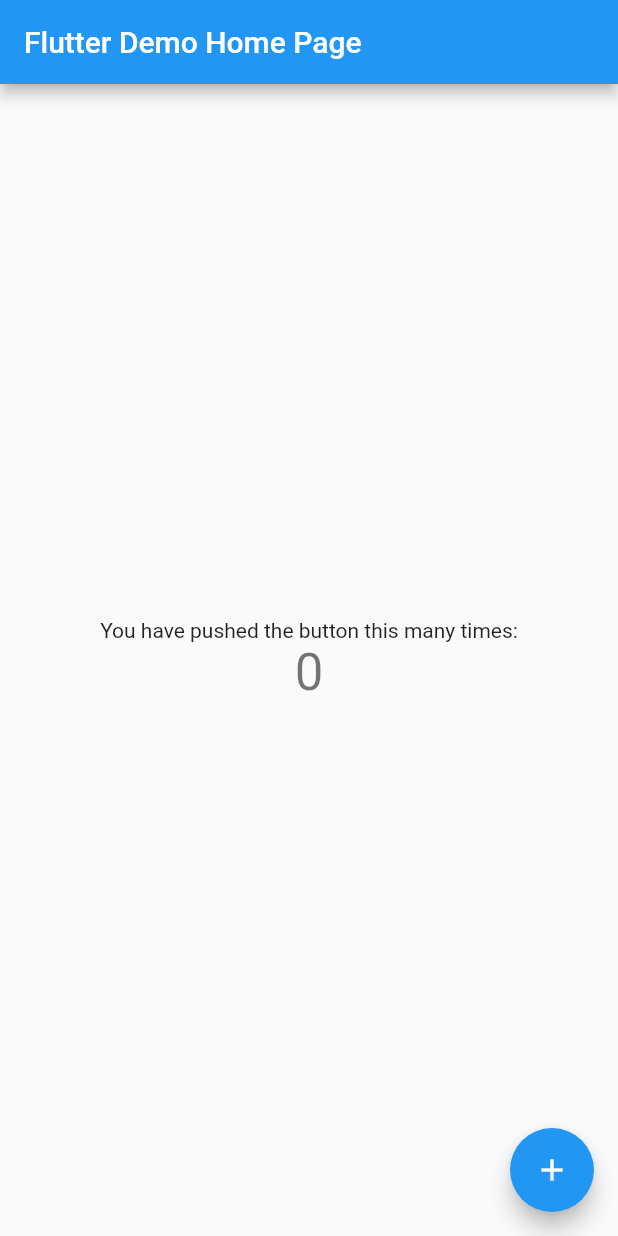
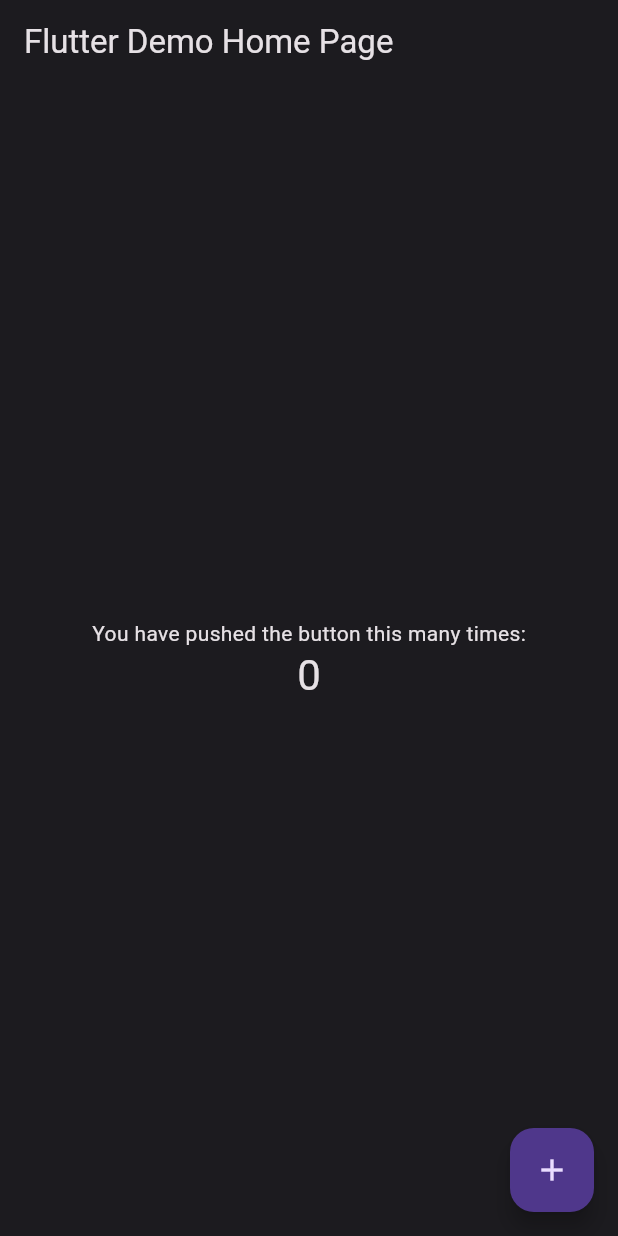
Before and after one commit to leehack/flutter_skeleton, a Flutter app: the screen it shows after launch, on a phone screen of 412 x 824 dp. Run offline on Flutter 3.47's test engine with Material 2 defaults, Android fonts, the phone set to English and light mode, and no system bars.

Commit message:
Apply color schema

```diff
--- a/apps/main_app/lib/main.dart
+++ b/apps/main_app/lib/main.dart
@@ -1,4 +1,5 @@
 import 'package:flutter/material.dart';
+import 'package:main_app/theme/color_schemes.g.dart';
 
 void main() {
   runApp(const MyApp());
@@ -7,23 +8,13 @@ void main() {
 class MyApp extends StatelessWidget {
   const MyApp({super.key});
 
-  // This widget is the root of your application.
   @override
   Widget build(BuildContext context) {
     return MaterialApp(
       title: 'Flutter Demo',
-      theme: ThemeData(
-        // This is the theme of your application.
-        //
-        // Try running your application with "flutter run". You'll see the
-        // application has a blue toolbar. Then, without quitting the app, try
-        // changing the primarySwatch below to Colors.green and then invoke
-        // "hot reload" (press "r" in the console where you ran "flutter run",
-        // or simply save your changes to "hot reload" in a Flutter IDE).
-        // Notice that the counter didn't reset back to zero; the application
-        // is not restarted.
-        primarySwatch: Colors.blue,
-      ),
+      theme: ThemeData(useMaterial3: true, colorScheme: lightColorScheme),
+      darkTheme: ThemeData(useMaterial3: true, colorScheme: darkColorScheme),
+      themeMode: ThemeMode.dark,
       home: const MyHomePage(title: 'Flutter Demo Home Page'),
     );
   }
```
Also changed, not shown: apps/main_app/lib/theme/color_schemes.g.dart (added).
